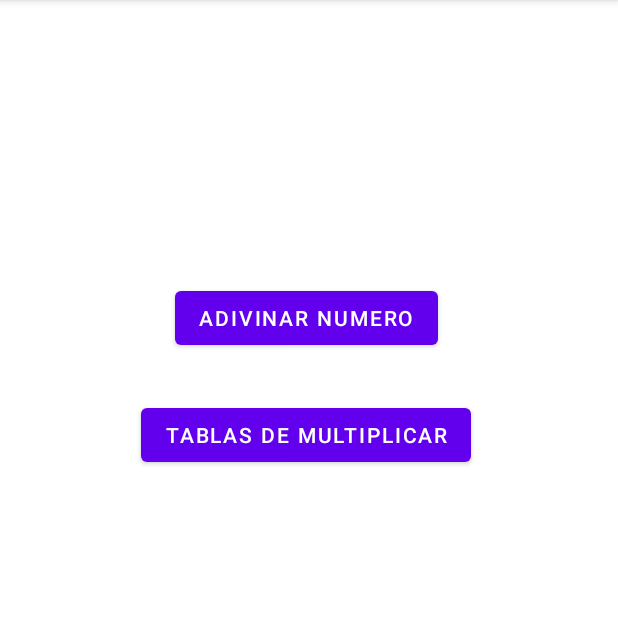
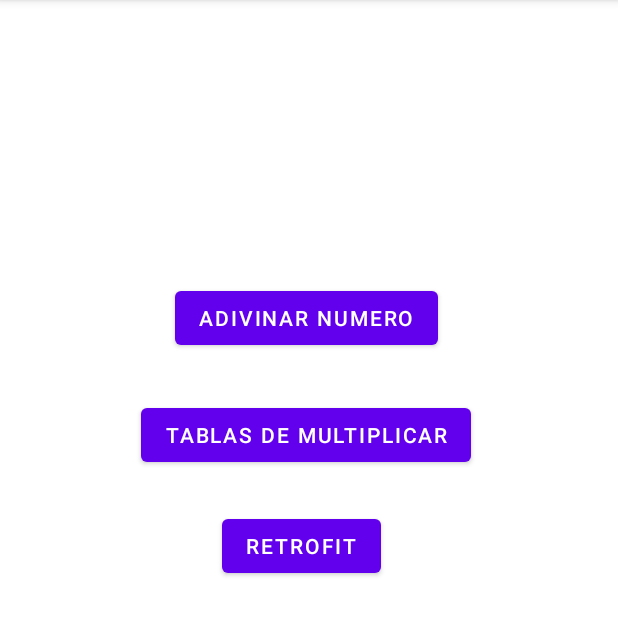
Before and after one commit to Victor8Brito/Proyecto_Final, an Android app: the screen it shows after launch (MainActivity), on a phone screen of 412 x 824 dp, the part 84-720 px from its top. Run offline under Robolectric (Android 15) with nearby library versions, the phone set to English and light mode, and no system bars.

Commit message:
git commint -m "Actualizar"

```diff
--- a/app/src/main/java/com/example/proyectofinal/Pantalla_principal.kt
+++ b/app/src/main/java/com/example/proyectofinal/Pantalla_principal.kt
@@ -28,6 +28,10 @@ class Pantalla_principal : Fragment() {
         botonTablas.setOnClickListener {
             findNavController().navigate(R.id.action_pantalla_principal_to_tablasDeMultiplicar)
         }
+        botonRetrofit = vista.findViewById(R.id.btnRetrofit)
+        botonRetrofit.setOnClickListener {
+            findNavController().navigate(R.id.action_pantalla_principal_to_retrofit)
+        }
         return vista
     }
 }
--- a/app/src/main/res/layout/activity_pantalla_principal.xml
+++ b/app/src/main/res/layout/activity_pantalla_principal.xml
@@ -33,5 +33,15 @@
             app:layout_constraintHorizontal_bias="0.498"
             app:layout_constraintStart_toStartOf="parent"
             app:layout_constraintTop_toBottomOf="@+id/btnAdivinar" />
+
+        <Button
+            android:id="@+id/btnRetrofit"
+            android:layout_width="wrap_content"
+            android:layout_height="wrap_content"
+            android:layout_marginStart="148dp"
+            android:layout_marginTop="340dp"
+            android:text="RETROFIT"
+            app:layout_constraintStart_toStartOf="parent"
+            app:layout_constraintTop_toTopOf="parent" />
     </androidx.constraintlayout.widget.ConstraintLayout>
 </FrameLayout>
--- a/app/src/main/res/navigation/navegation.xml
+++ b/app/src/main/res/navigation/navegation.xml
@@ -15,6 +15,9 @@
         <action
             android:id="@+id/action_pantalla_principal_to_tablasDeMultiplicar"
             app:destination="@id/tablasDeMultiplicar" />
+        <action
+            android:id="@+id/action_pantalla_principal_to_retrofit"
+            app:destination="@id/retrofit" />
     </fragment>
     <fragment
         android:id="@+id/adivinaNunero"
@@ -69,4 +72,13 @@
             android:id="@+id/action_resultadoTablas_to_practica"
             app:destination="@id/practica" />
     </fragment>
+    <fragment
+        android:id="@+id/retrofit"
+        android:name="com.example.proyectofinal.Retrofit"
+        android:label="activity_retrofit"
+        tools:layout="@layout/activity_retrofit" >
+        <action
+            android:id="@+id/action_retrofit_to_pantalla_principal"
+            app:destination="@id/pantalla_principal" />
+    </fragment>
 </navigation>
```
Also changed, not shown: app/src/main/java/com/example/proyectofinal/Retrofit.kt (+36 -15 lines), app/src/main/res/layout/activity_retrofit.xml (+21 -4 lines), app/src/main/res/layout/item_dog.xml (+15 -6 lines).
